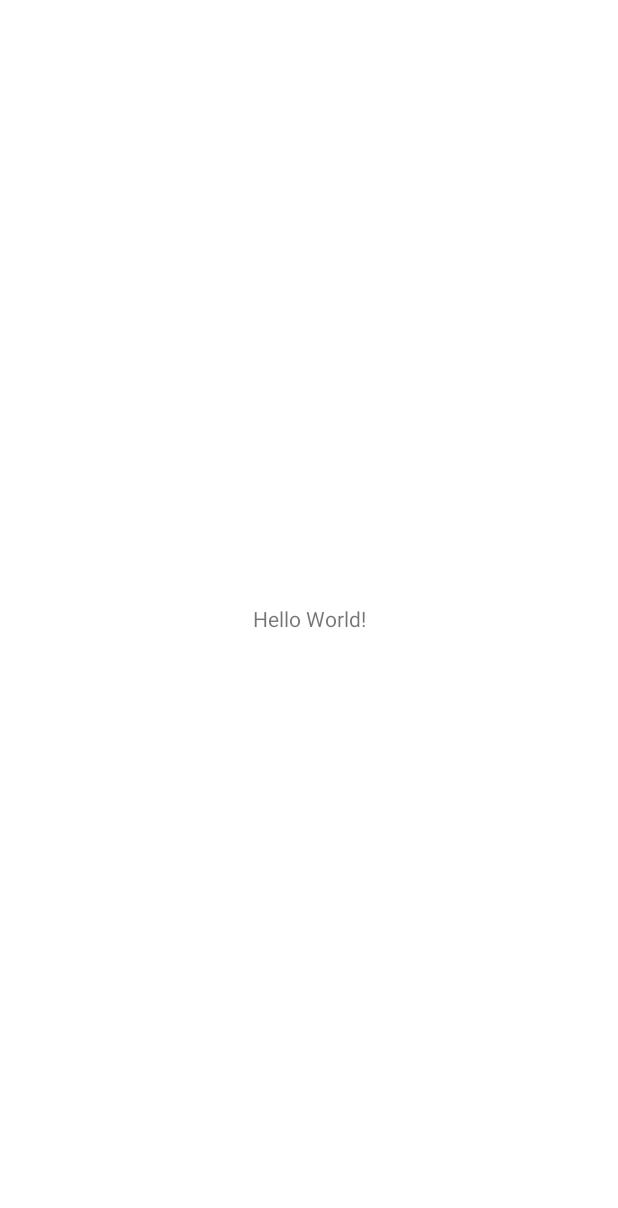
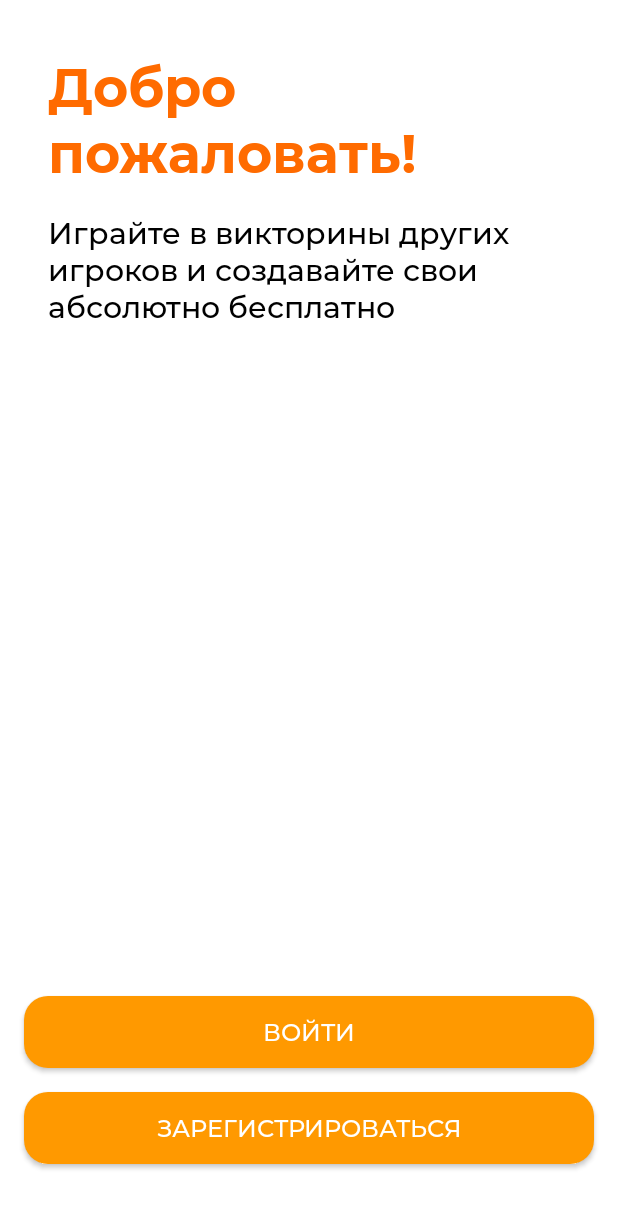
Before and after one commit to Chantreck/MAD-SuperDuperQuiz, an Android app: the screen it shows after launch (AuthorizationActivity), on a phone screen of 412 x 824 dp. Before the commit the part shown is almost empty. Shown: the top 1208 px of the screen. Run offline under Robolectric (Android 15) with nearby library versions, the phone set to English and light mode, and no system bars.

Commit message:
Сверстал экран авторизации
Сделал вёрстку стартового экрана

Добавил стили текста и кнопки в styles.xml, размеры в dimens.xml

```diff
--- a/app/src/main/AndroidManifest.xml
+++ b/app/src/main/AndroidManifest.xml
@@ -13,6 +13,7 @@
             android:name=".AuthorizationActivity"
             android:exported="true"
             android:theme="@style/Theme.SuperDuperQuiz.SplashScreen">
+
             <intent-filter>
                 <action android:name="android.intent.action.MAIN" />
                 <category android:name="android.intent.category.LAUNCHER" />
--- /dev/null
+++ b/app/src/main/res/drawable/shape_button.xml
@@ -0,0 +1,5 @@
+<?xml version="1.0" encoding="utf-8"?>
+<shape xmlns:android="http://schemas.android.com/apk/res/android">
+    <solid android:color="@color/accent_600"/>
+    <corners android:radius="@dimen/button_radius"/>
+</shape>
--- a/app/src/main/res/layout/activity_authorization.xml
+++ b/app/src/main/res/layout/activity_authorization.xml
@@ -4,15 +4,57 @@
     xmlns:tools="http://schemas.android.com/tools"
     android:layout_width="match_parent"
     android:layout_height="match_parent"
+    android:fitsSystemWindows="true"
     tools:context=".AuthorizationActivity">
 
     <TextView
+        android:id="@+id/authorizationTitleTextView"
+        style="@style/Text.Title"
         android:layout_width="wrap_content"
         android:layout_height="wrap_content"
-        android:text="Hello World!"
-        app:layout_constraintBottom_toBottomOf="parent"
-        app:layout_constraintLeft_toLeftOf="parent"
-        app:layout_constraintRight_toRightOf="parent"
+        android:layout_margin="@dimen/margin_32"
+        android:text="@string/welcome_header"
+        android:textColor="@color/accent_800"
+        app:layout_constrainedWidth="true"
+        app:layout_constraintEnd_toEndOf="parent"
+        app:layout_constraintStart_toStartOf="parent"
         app:layout_constraintTop_toTopOf="parent" />
 
+    <TextView
+        android:id="@+id/authorizationTextView"
+        style="@style/Text.H2"
+        android:layout_width="wrap_content"
+        android:layout_height="wrap_content"
+        android:layout_marginHorizontal="@dimen/margin_32"
+        android:layout_marginTop="16dp"
+        android:text="@string/welcome_text"
+        app:layout_constrainedWidth="true"
+        app:layout_constraintEnd_toEndOf="parent"
+        app:layout_constraintStart_toStartOf="parent"
+        app:layout_constraintTop_toBottomOf="@id/authorizationTitleTextView" />
+
+    <com.google.android.material.button.MaterialButton
+        android:id="@+id/authorizationSignInButton"
+        style="@style/Button"
+        android:layout_width="0dp"
+        android:layout_height="wrap_content"
+        android:layout_margin="16dp"
+        android:text="@string/action_sign_in"
+        app:layout_constraintBottom_toTopOf="@id/authorizationSignUpButton"
+        app:layout_constraintEnd_toEndOf="parent"
+        app:layout_constraintStart_toStartOf="parent" />
+
+    <com.google.android.material.button.MaterialButton
+        android:id="@+id/authorizationSignUpButton"
+        style="@style/Button"
+        android:layout_width="0dp"
+        android:layout_height="wrap_content"
+        android:layout_marginHorizontal="16dp"
+        android:layout_marginBottom="@dimen/margin_48"
+        android:text="@string/action_sign_up"
+        app:layout_constraintBottom_toBottomOf="parent"
+        app:layout_constraintEnd_toEndOf="parent"
+        app:layout_constraintStart_toStartOf="parent" />
+
+
 </androidx.constraintlayout.widget.ConstraintLayout>
--- /dev/null
+++ b/app/src/main/res/values/dimens.xml
@@ -0,0 +1,12 @@
+<?xml version="1.0" encoding="utf-8"?>
+<resources>
+    <dimen name="margin_48">48dp</dimen>
+    <dimen name="margin_32">32dp</dimen>
+    <dimen name="margin_16">16dp</dimen>
+
+    <dimen name="title">36sp</dimen>
+    <dimen name="h2">20sp</dimen>
+    <dimen name="button">16sp</dimen>
+
+    <dimen name="button_radius">16dp</dimen>
+</resources>
--- a/app/src/main/res/values/strings.xml
+++ b/app/src/main/res/values/strings.xml
@@ -1,3 +1,9 @@
 <resources>
     <string name="app_name">SuperDuperQuiz</string>
+
+    <string name="welcome_header">Добро пожаловать!</string>
+    <string name="welcome_text">Играйте в викторины других игроков и создавайте свои абсолютно бесплатно</string>
+
+    <string name="action_sign_in">Войти</string>
+    <string name="action_sign_up">Зарегистрироваться</string>
 </resources>
--- /dev/null
+++ b/app/src/main/res/values/styles.xml
@@ -0,0 +1,24 @@
+<?xml version="1.0" encoding="utf-8"?>
+<resources>
+    <style name="Text">
+        <item name="android:textColor">@color/black</item>
+    </style>
+
+    <style name="Text.Title">
+        <item name="android:fontFamily">@font/montserrat_bold</item>
+        <item name="android:textSize">@dimen/title</item>
+    </style>
+
+    <style name="Text.H2">
+        <item name="android:fontFamily">@font/montserrat_medium</item>
+        <item name="android:textSize">@dimen/h2</item>
+    </style>
+
+    <style name="Button">
+        <item name="android:background">@drawable/shape_button</item>
+        <item name="android:fontFamily">@font/montserrat_medium</item>
+        <item name="android:textSize">@dimen/button</item>
+        <item name="android:letterSpacing">0</item>
+        <item name="backgroundTint">@null</item>
+    </style>
+</resources>
--- a/app/src/main/res/values/themes.xml
+++ b/app/src/main/res/values/themes.xml
@@ -13,9 +13,10 @@
         <item name="android:statusBarColor" tools:targetApi="l">?attr/colorPrimaryVariant</item>
         <!-- Customize your theme here. -->
         <item name="android:windowTranslucentStatus">true</item>
+        <item name="android:background">@color/white</item>
     </style>
 
     <style name="Theme.SuperDuperQuiz.SplashScreen">
-        <item name="android:windowBackground">@drawable/splash_screen</item>
+        <item name="android:background">@drawable/splash_screen</item>
     </style>
 </resources>
```
Also changed, not shown: app/build.gradle (+7 -5 lines), app/src/main/res/drawable-v24/ic_launcher_foreground.xml (deleted, +0 -30 lines).
